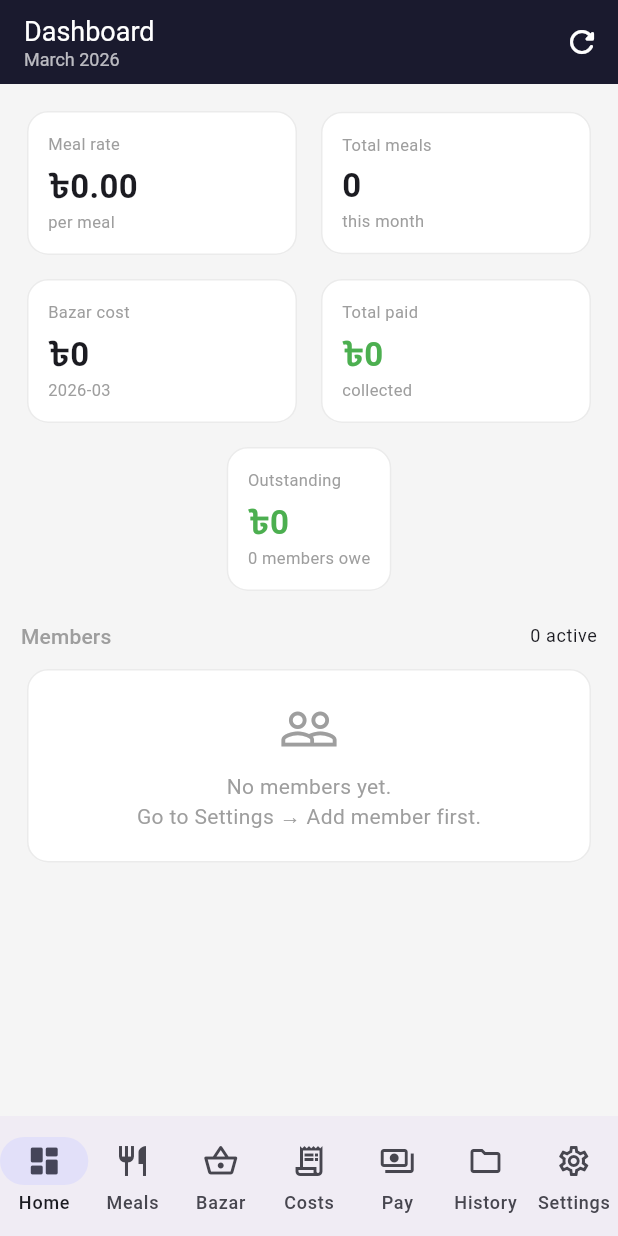
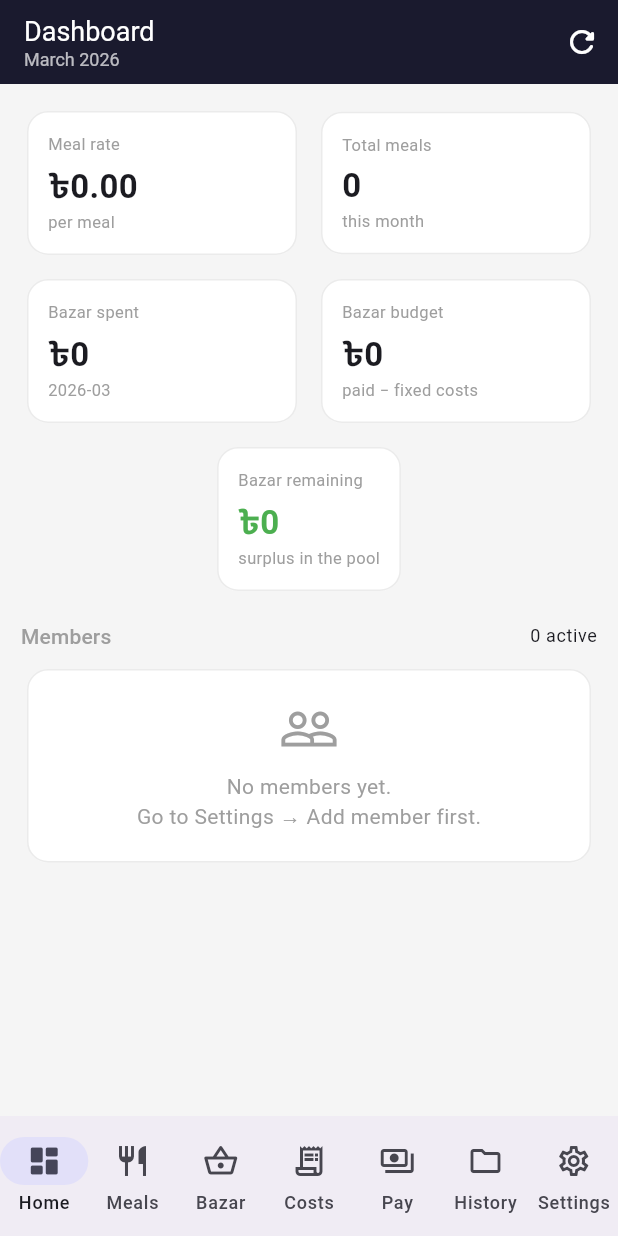
Before and after one commit to ImranHasan134/EzzeMessManage, a Flutter app: the screen it shows after launch, on a phone screen of 412 x 824 dp. Run offline on Flutter 3.47's test engine with Material 3 defaults, Android fonts, the phone set to English and light mode, and no system bars; our stand-ins replace file_picker, objectbox, pdf, printing, share_plus, shared_preferences; generated files the repository leaves out were written again.

Commit message:
Functional Changes

```diff
--- a/lib/main.dart
+++ b/lib/main.dart
@@ -360,6 +360,9 @@ class MonthSummary {
   final int totalMeals;
   final double mealRate;
   final double totalPaid;
+  final double totalOtherCosts;  // ← new
+  final double bazarBudget;      // ← new  (totalPaid − totalOtherCosts)
+  final double bazarRemaining;   // ← new  (bazarBudget − totalBazar)
   final double totalDue;
   final List<MemberSummary> members;
 
@@ -368,6 +371,9 @@ class MonthSummary {
     required this.totalMeals,
     required this.mealRate,
     required this.totalPaid,
+    required this.totalOtherCosts,
+    required this.bazarBudget,
+    required this.bazarRemaining,
     required this.totalDue,
     required this.members,
   });
@@ -380,9 +386,13 @@ MonthSummary computeSummary(String monthId) {
   final costs    = _db.getCostsByMonth(monthId);
   final payments = _db.getPaymentsByMonth(monthId);
 
-  final totalBazar  = bazar.fold(0.0, (s, b) => s + b.amount);
-  final totalMeals  = meals.fold(0,   (s, m) => s + m.count);
-  final mealRate    = totalMeals > 0 ? totalBazar / totalMeals : 0.0;
+  final totalBazar      = bazar.fold(0.0, (s, b) => s + b.amount);
+  final totalMeals      = meals.fold(0,   (s, m) => s + m.count);
+  final mealRate        = totalMeals > 0 ? totalBazar / totalMeals : 0.0;
+  final totalPaid       = payments.fold(0.0, (s, p) => s + p.amount);
+  final totalOtherCosts = costs.fold(0.0, (s, c) => s + c.amount);  // ← new
+  final bazarBudget     = totalPaid - totalOtherCosts;               // ← new
+  final bazarRemaining  = bazarBudget - totalBazar;                  // ← new
 
   final summaries = members.map((member) {
     final mCount = meals
@@ -408,12 +418,15 @@ MonthSummary computeSummary(String monthId) {
   }).toList();
 
   return MonthSummary(
-    totalBazar: totalBazar,
-    totalMeals: totalMeals,
-    mealRate: mealRate,
-    totalPaid: payments.fold(0.0, (s, p) => s + p.amount),
-    totalDue: summaries.where((s) => s.hasDue).fold(0.0, (s, m) => s + m.due),
-    members: summaries,
+    totalBazar:      totalBazar,
+    totalMeals:      totalMeals,
+    mealRate:        mealRate,
+    totalPaid:       totalPaid,
+    totalOtherCosts: totalOtherCosts,
+    bazarBudget:     bazarBudget,
+    bazarRemaining:  bazarRemaining,
+    totalDue:        summaries.where((s) => s.hasDue).fold(0.0, (s, m) => s + m.due),
+    members:         summaries,
   );
 }
 
@@ -954,6 +967,9 @@ class _HomeScreenState extends State<HomeScreen> {
   }
 
   Widget _buildSummaryCards(MonthSummary s) {
+    final remaining = s.bazarRemaining;
+    final remainingColor = remaining >= 0 ? Colors.green : Colors.red;
+
     return Column(children: [
       Row(children: [
         Expanded(
@@ -967,21 +983,23 @@ class _HomeScreenState extends State<HomeScreen> {
       const SizedBox(height: 8),
       Row(children: [
         Expanded(
-            child: _metricCard('Bazar cost',
+            child: _metricCard('Bazar spent',
                 '৳${s.totalBazar.toStringAsFixed(0)}',
                 widget.monthId)),
         const SizedBox(width: 8),
         Expanded(
-            child: _metricCard('Total paid',
-                '৳${s.totalPaid.toStringAsFixed(0)}', 'collected',
-                color: Colors.green)),
+            child: _metricCard('Bazar budget',
+                '৳${s.bazarBudget.toStringAsFixed(0)}',
+                'paid − fixed costs')),
       ]),
       const SizedBox(height: 8),
       _metricCard(
-          'Outstanding',
-          '৳${s.totalDue.toStringAsFixed(0)}',
-          '${s.members.where((m) => m.hasDue).length} members owe',
-          color: s.totalDue > 0 ? Colors.red : Colors.green,
+          'Bazar remaining',
+          '৳${remaining.abs().toStringAsFixed(0)}',
+          remaining >= 0
+              ? 'surplus in the pool'
+              : 'pool is overspent',
+          color: remainingColor,
           full: true),
     ]);
   }
```
